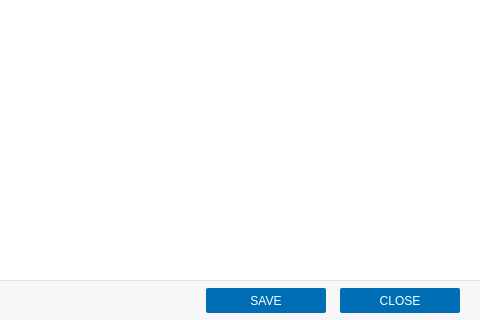
First picture: the form in client/dialogs/CertificateDetails.ui, repository open-eid/DigiDoc4-Client, before the edit; both pictures show x 514 to 994 and y 250 to 570 of the 994 by 570 pixel window.
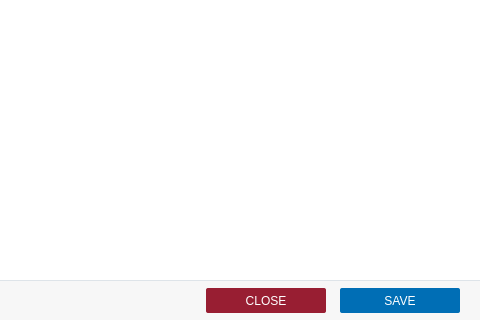
Second picture: the form after the edit.

```diff
--- a/client/dialogs/CertificateDetails.ui
+++ b/client/dialogs/CertificateDetails.ui
@@ -342,9 +342,12 @@
 background-color: #f7f7f7;</string>
      </property>
      <widget class="QPushButton" name="close">
+      <property name="enabled">
+       <bool>true</bool>
+      </property>
       <property name="geometry">
        <rect>
-        <x>854</x>
+        <x>720</x>
         <y>8</y>
         <width>120</width>
         <height>25</height>
@@ -376,7 +379,7 @@
 	border-radius: 2px; 
 	border: none;
 	color: #ffffff;
-	background-color: #006EB5;
+	background-color: #981E32;
 }
 QPushButton:pressed {
 	background-color: #41B6E6;
@@ -401,7 +404,7 @@
      <widget class="QPushButton" name="save">
       <property name="geometry">
        <rect>
-        <x>720</x>
+        <x>854</x>
         <y>8</y>
         <width>120</width>
         <height>25</height>
```
Left out of the diff: 16 changed lines with no effect on the pictures.
